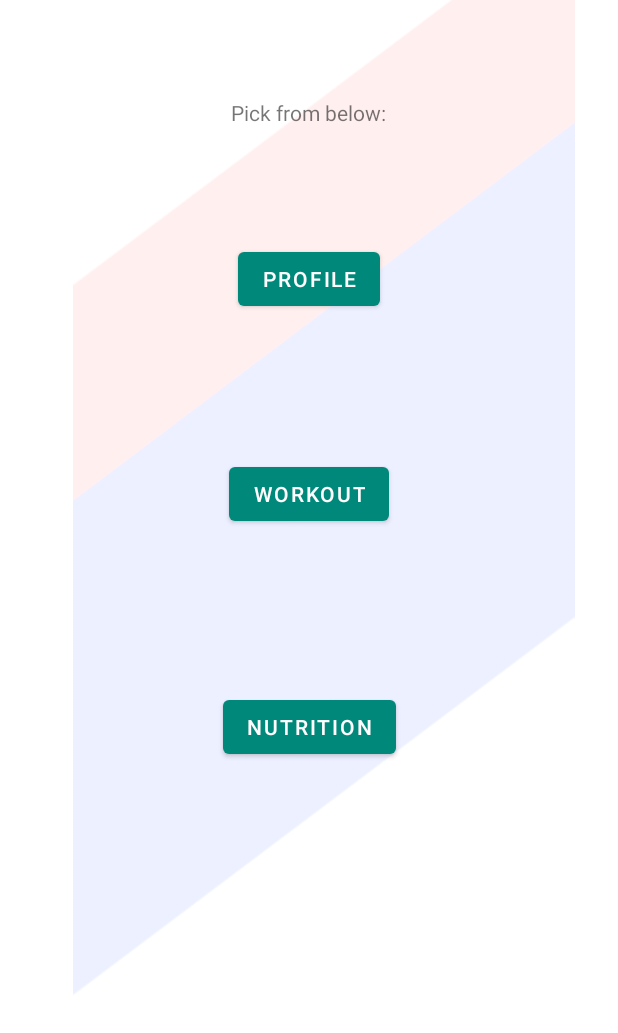
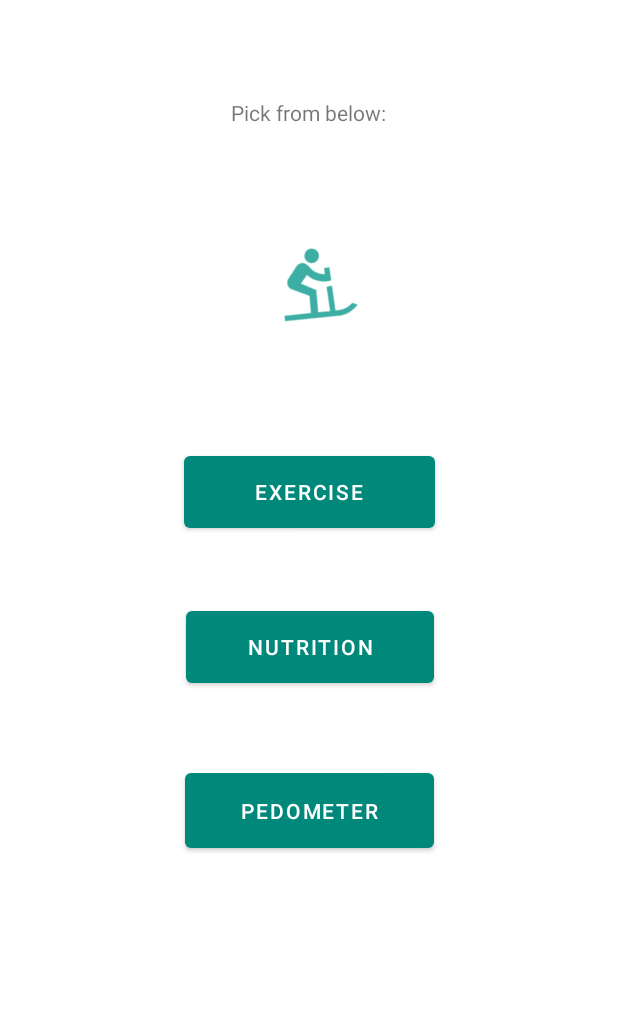
Before and after one commit to CMPSC475/FitnessAppProject, an Android app: the layout page2.xml on its own in the app's theme, with its tools: preview values and no code run, on a phone screen of 412 x 824 dp. Shown: the top 1033 px of the screen. Run offline under Robolectric (Android 15) with nearby library versions, the phone set to English and light mode, and no system bars.

Commit message:
mainpage done

```diff
--- /dev/null
+++ b/app/src/main/res/drawable/ic_baseline_downhill_skiing_24.xml
@@ -0,0 +1,5 @@
+<vector android:height="24dp" android:tint="#3CAEA3"
+    android:viewportHeight="24" android:viewportWidth="24"
+    android:width="24dp" xmlns:android="http://schemas.android.com/apk/res/android">
+    <path android:fillColor="@android:color/white" android:pathData="M18.5,4.5c0,1.1 -0.9,2 -2,2s-2,-0.9 -2,-2s0.9,-2 2,-2S18.5,3.4 18.5,4.5zM15.78,20.9l0.76,0.27c0.62,0.21 1.27,0.33 1.96,0.33c0.84,0 1.65,-0.18 2.38,-0.5L22,22.13C20.95,22.68 19.76,23 18.5,23c-0.86,0 -1.68,-0.14 -2.45,-0.41L2,17.47l0.5,-1.41l6.9,2.51l1.72,-4.44L7.55,10.4C6.66,9.46 6.88,7.93 8,7.28l3.48,-2.01c1.1,-0.64 2.52,-0.1 2.91,1.11l0.33,1.08c0.44,1.42 1.48,2.57 2.83,3.14L18.07,9l1.43,0.46l-1.12,3.45c-2.45,-0.4 -4.48,-2.07 -5.38,-4.32l-2.53,1.45l3.03,3.46l-2.22,5.76l3.09,1.12l2.1,-6.44h0l0,0c0.46,0.18 0.94,0.31 1.44,0.41L15.78,20.9z"/>
+</vector>
--- a/app/src/main/res/layout/activity_login.xml
+++ b/app/src/main/res/layout/activity_login.xml
@@ -19,6 +19,7 @@
         android:layout_marginTop="96dp"
         android:layout_marginEnd="24dp"
         android:hint="@string/prompt_email"
+
         android:inputType="textEmailAddress"
         android:selectAllOnFocus="true"
         app:layout_constraintEnd_toEndOf="parent"
@@ -35,6 +36,7 @@
         android:hint="@string/prompt_password"
         android:imeActionLabel="@string/action_sign_in_short"
         android:imeOptions="actionDone"
+
         android:inputType="textPassword"
         android:selectAllOnFocus="true"
         app:layout_constraintEnd_toEndOf="parent"
@@ -53,6 +55,7 @@
         android:enabled="false"
         android:text="@string/action_sign_in"
         app:layout_constraintBottom_toBottomOf="parent"
+
         app:layout_constraintEnd_toEndOf="parent"
         app:layout_constraintStart_toStartOf="parent"
         app:layout_constraintTop_toBottomOf="@+id/password"
@@ -68,6 +71,7 @@
         android:layout_marginEnd="32dp"
         android:layout_marginBottom="64dp"
         android:visibility="gone"
+
         app:layout_constraintBottom_toBottomOf="parent"
         app:layout_constraintEnd_toEndOf="@+id/password"
         app:layout_constraintStart_toStartOf="@+id/password"
--- a/app/src/main/res/layout/page2.xml
+++ b/app/src/main/res/layout/page2.xml
@@ -5,49 +5,44 @@
     android:layout_width="match_parent"
     android:layout_height="match_parent">
 
+
     <Button
         android:id="@+id/button2"
-        android:layout_width="wrap_content"
-        android:layout_height="wrap_content"
+        android:layout_width="167dp"
+        android:layout_height="60dp"
         android:text="@string/profile"
         app:backgroundTint="#00897B"
         app:layout_constraintBottom_toBottomOf="parent"
         app:layout_constraintEnd_toEndOf="parent"
         app:layout_constraintStart_toStartOf="parent"
         app:layout_constraintTop_toTopOf="parent"
-        app:layout_constraintVertical_bias="0.209" />
+        app:layout_constraintVertical_bias="0.39" />
 
     <Button
         android:id="@+id/button4"
-        android:layout_width="wrap_content"
-        android:layout_height="wrap_content"
+        android:layout_width="165dp"
+        android:layout_height="60dp"
         android:text="@string/nutrition"
         app:backgroundTint="#00897B"
         app:layout_constraintBottom_toBottomOf="parent"
         app:layout_constraintEnd_toEndOf="parent"
+        app:layout_constraintHorizontal_bias="0.504"
         app:layout_constraintStart_toStartOf="parent"
         app:layout_constraintTop_toBottomOf="@+id/button2"
-        app:layout_constraintVertical_bias="0.168" />
+        app:layout_constraintVertical_bias="0.106" />
 
     <Button
         android:id="@+id/button5"
-        android:layout_width="wrap_content"
-        android:layout_height="wrap_content"
+        android:layout_width="166dp"
+        android:layout_height="62dp"
         android:text="@string/workout"
         app:backgroundTint="#00897B"
         app:layout_constraintBottom_toBottomOf="parent"
         app:layout_constraintEnd_toEndOf="parent"
+        app:layout_constraintHorizontal_bias="0.502"
         app:layout_constraintStart_toStartOf="parent"
         app:layout_constraintTop_toBottomOf="@+id/button4"
-        app:layout_constraintVertical_bias="0.254" />
-
-    <ImageView
-        android:id="@+id/imageView"
-        android:layout_width="432dp"
-        android:layout_height="728dp"
-        app:layout_constraintStart_toStartOf="parent"
-        app:srcCompat="@drawable/bg1"
-        tools:layout_editor_absoluteY="1dp" />
+        app:layout_constraintVertical_bias="0.16" />
 
     <TextView
         android:id="@+id/textView5"
@@ -60,4 +55,17 @@
         app:layout_constraintStart_toStartOf="parent"
         app:layout_constraintTop_toTopOf="parent"
         app:layout_constraintVertical_bias="0.081" />
+
+    <ImageView
+        android:id="@+id/imageView"
+        android:layout_width="104dp"
+        android:layout_height="58dp"
+        android:layout_marginTop="24dp"
+        android:layout_marginBottom="24dp"
+        android:rotation="-26"
+        app:layout_constraintBottom_toTopOf="@+id/button2"
+        app:layout_constraintEnd_toEndOf="parent"
+        app:layout_constraintStart_toStartOf="parent"
+        app:layout_constraintTop_toBottomOf="@+id/textView5"
+        app:srcCompat="@drawable/ic_baseline_downhill_skiing_24" />
 </androidx.constraintlayout.widget.ConstraintLayout>
--- a/app/src/main/res/layout/toolbar.xml
+++ b/app/src/main/res/layout/toolbar.xml
@@ -1,5 +1,5 @@
 <?xml version="1.0" encoding="utf-8"?>
-<androidx.constraintlayout.widget.ConstraintLayout
+<LinearLayout
     xmlns:android="http://schemas.android.com/apk/res/android" android:layout_width="match_parent"
     android:layout_height="match_parent">
 
@@ -34,5 +34,4 @@
 
     </LinearLayout>
 
-
-</androidx.constraintlayout.widget.ConstraintLayout>
+</LinearLayout>
--- a/app/src/main/res/values/strings.xml
+++ b/app/src/main/res/values/strings.xml
@@ -10,9 +10,9 @@
     <string name="invalid_username">Not a valid username</string>
     <string name="invalid_password">Password must be >5 characters</string>
     <string name="login_failed">"Login failed"</string>
-    <string name="profile">PROFILE</string>
-    <string name="nutrition">WORKOUT</string>
-    <string name="workout">NUTRITION</string>
+    <string name="profile">EXERCISE</string>
+    <string name="nutrition">NUTRITION</string>
+    <string name="workout">PEDOMETER</string>
     <string name="ARMS">ARMS</string>
     <string name="ABS">ABS</string>
     <string name="LEGS">LEGS</string>
```
